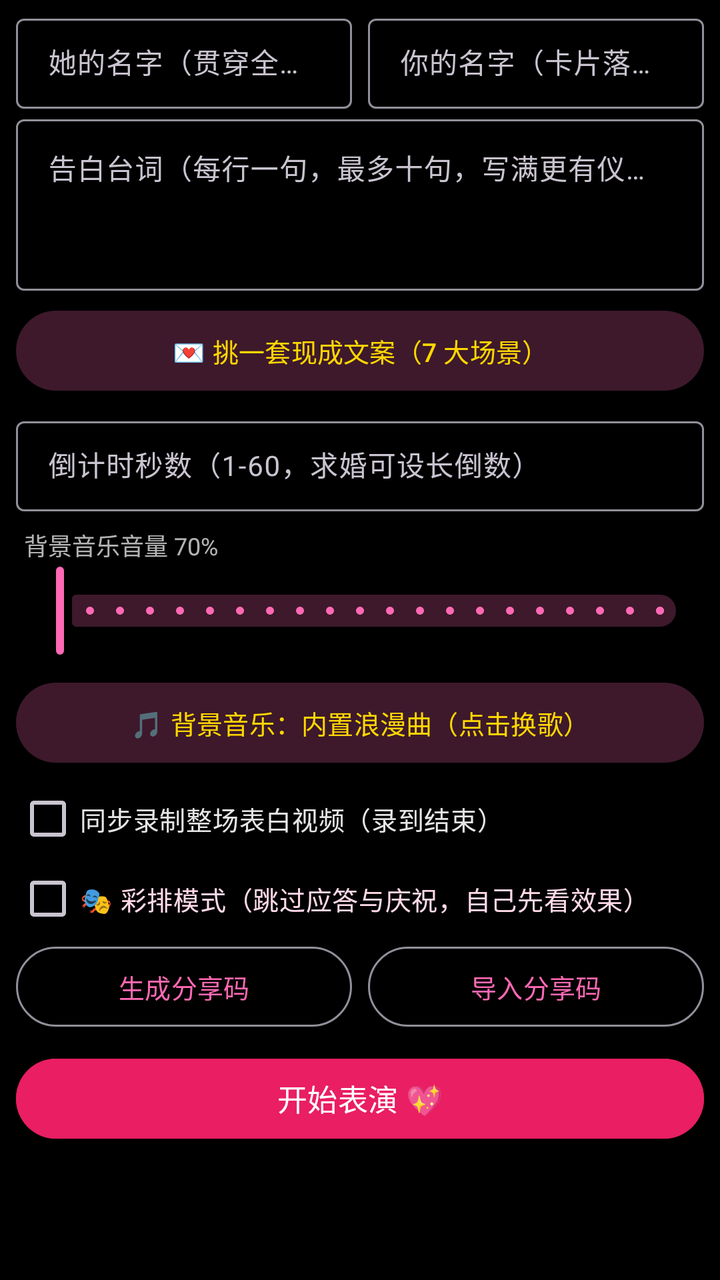
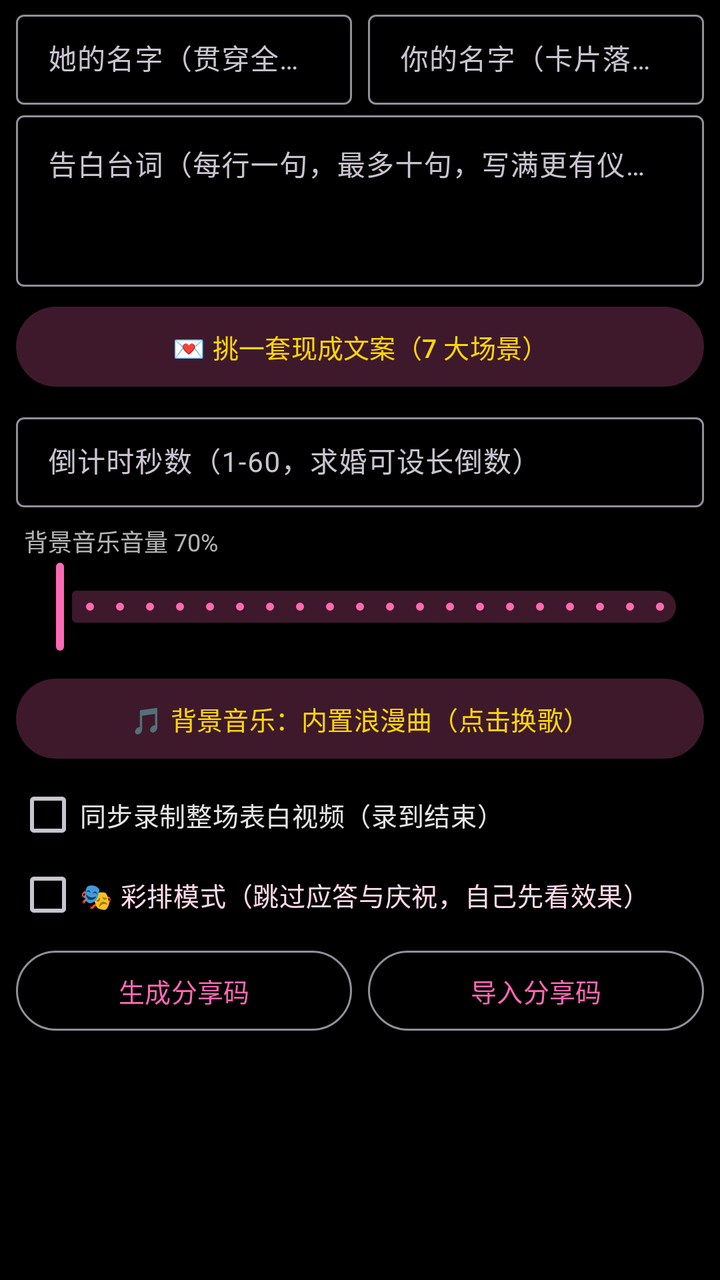

An Android layout rendered at two revisions. The XML below is the earlier revision; the diff shows what the commit changed to produce the second picture.
<!-- AndroidManifest.xml: application theme Theme.Electronic -->
<!-- res/layout/dialog_romantic_settings.xml -->
<?xml version="1.0" encoding="utf-8"?>
<ScrollView xmlns:android="http://schemas.android.com/apk/res/android"
    xmlns:app="http://schemas.android.com/apk/res-auto"
    android:layout_width="match_parent"
    android:layout_height="wrap_content"
    android:maxHeight="440dp"
    android:scrollbars="none">

    <LinearLayout
        android:layout_width="match_parent"
        android:layout_height="wrap_content"
        android:orientation="vertical"
        android:paddingHorizontal="8dp"
        android:paddingVertical="4dp">

        <LinearLayout
            android:layout_width="match_parent"
            android:layout_height="wrap_content"
            android:orientation="horizontal">

            <com.google.android.material.textfield.TextInputLayout
                android:id="@+id/til_her_name"
                style="@style/Widget.Material3.TextInputLayout.OutlinedBox.Dense"
                android:layout_width="0dp"
                android:layout_height="wrap_content"
                android:layout_weight="1"
                android:hint="她的名字（贯穿全场）">

                <com.google.android.material.textfield.TextInputEditText
                    android:id="@+id/et_her_name"
                    android:layout_width="match_parent"
                    android:layout_height="wrap_content"
                    android:inputType="text"
                    android:maxLines="1"
                    android:textColor="#FFFFFF"
                    android:textSize="14sp" />
            </com.google.android.material.textfield.TextInputLayout>

            <com.google.android.material.textfield.TextInputLayout
                android:id="@+id/til_my_name"
                style="@style/Widget.Material3.TextInputLayout.OutlinedBox.Dense"
                android:layout_width="0dp"
                android:layout_height="wrap_content"
                android:layout_marginStart="8dp"
                android:layout_weight="1"
                android:hint="你的名字（卡片落款）">

                <com.google.android.material.textfield.TextInputEditText
                    android:id="@+id/et_my_name"
                    android:layout_width="match_parent"
                    android:layout_height="wrap_content"
                    android:inputType="text"
                    android:maxLines="1"
                    android:textColor="#FFFFFF"
                    android:textSize="14sp" />
            </com.google.android.material.textfield.TextInputLayout>
        </LinearLayout>

        <com.google.android.material.textfield.TextInputLayout
            android:id="@+id/til_lines"
            style="@style/Widget.Material3.TextInputLayout.OutlinedBox"
            android:layout_width="match_parent"
            android:layout_height="wrap_content"
            android:hint="告白台词（每行一句，最多十句，写满更有仪式感）">

            <com.google.android.material.textfield.TextInputEditText
                android:id="@+id/et_lines"
                android:layout_width="match_parent"
                android:layout_height="wrap_content"
                android:gravity="top"
                android:inputType="textMultiLine"
                android:maxLines="6"
                android:minLines="3"
                android:textColor="#FFFFFF"
                android:textSize="14sp" />
        </com.google.android.material.textfield.TextInputLayout>

        <com.google.android.material.button.MaterialButton
            android:id="@+id/btn_pick_preset"
            style="@style/Widget.Material3.Button.TonalButton"
            android:layout_width="match_parent"
            android:layout_height="wrap_content"
            android:layout_marginTop="6dp"
            android:text="💌 挑一套现成文案（7 大场景）"
            android:textSize="13sp" />

        <com.google.android.material.textfield.TextInputLayout
            android:id="@+id/til_seconds"
            style="@style/Widget.Material3.TextInputLayout.OutlinedBox.Dense"
            android:layout_width="match_parent"
            android:layout_height="wrap_content"
            android:layout_marginTop="6dp"
            android:hint="倒计时秒数（1-60，求婚可设长倒数）">

            <com.google.android.material.textfield.TextInputEditText
                android:id="@+id/et_seconds"
                android:layout_width="match_parent"
                android:layout_height="wrap_content"
                android:inputType="number"
                android:textColor="#FFFFFF"
                android:textSize="14sp" />
        </com.google.android.material.textfield.TextInputLayout>

        <TextView
            android:id="@+id/tv_volume_label"
            android:layout_width="match_parent"
            android:layout_height="wrap_content"
            android:layout_marginTop="8dp"
            android:paddingStart="4dp"
            android:text="背景音乐音量 70%"
            android:textColor="#B3FFFFFF"
            android:textSize="12sp" />

        <com.google.android.material.slider.Slider
            android:id="@+id/slider_volume"
            android:layout_width="match_parent"
            android:layout_height="wrap_content"
            android:stepSize="5"
            android:valueFrom="0"
            android:valueTo="100"
            app:labelBehavior="gone" />

        <com.google.android.material.button.MaterialButton
            android:id="@+id/btn_pick_bgm"
            style="@style/Widget.Material3.Button.TonalButton"
            android:layout_width="match_parent"
            android:layout_height="wrap_content"
            android:layout_marginTop="8dp"
            android:text="🎵 背景音乐：内置浪漫曲（点击换歌）"
            android:textSize="13sp" />

        <com.google.android.material.checkbox.MaterialCheckBox
            android:id="@+id/cb_record_full"
            android:layout_width="match_parent"
            android:layout_height="wrap_content"
            android:layout_marginTop="4dp"
            android:minHeight="40dp"
            android:text="同步录制整场表白视频（录到结束）"
            android:textColor="#E6FFFFFF"
            android:textSize="13sp" />

        <com.google.android.material.checkbox.MaterialCheckBox
            android:id="@+id/cb_rehearsal"
            android:layout_width="match_parent"
            android:layout_height="wrap_content"
            android:minHeight="40dp"
            android:text="🎭 彩排模式（跳过应答与庆祝，自己先看效果）"
            android:textColor="#FFD9E8"
            android:textSize="13sp" />

        <LinearLayout
            android:layout_width="match_parent"
            android:layout_height="wrap_content"
            android:orientation="horizontal">

            <com.google.android.material.button.MaterialButton
                android:id="@+id/btn_gen_code"
                style="@style/Widget.Material3.Button.OutlinedButton"
                android:layout_width="0dp"
                android:layout_height="wrap_content"
                android:layout_weight="1"
                android:text="生成分享码"
                android:textSize="13sp" />

            <com.google.android.material.button.MaterialButton
                android:id="@+id/btn_import_code"
                style="@style/Widget.Material3.Button.OutlinedButton"
                android:layout_width="0dp"
                android:layout_height="wrap_content"
                android:layout_marginStart="8dp"
                android:layout_weight="1"
                android:text="导入分享码"
                android:textSize="13sp" />
        </LinearLayout>

        <com.google.android.material.button.MaterialButton
            android:id="@+id/btn_start"
            android:layout_width="match_parent"
            android:layout_height="wrap_content"
            android:layout_marginTop="8dp"
            android:backgroundTint="#FFE91E63"
            android:text="开始表演 💖"
            android:textSize="15sp"
            app:cornerRadius="24dp" />

    </LinearLayout>
</ScrollView>
<!-- resources referenced by this layout -->
<resources>
  <style name="Theme.Electronic" parent="Base.Theme.Electronic" />
  <style name="Base.Theme.Electronic" parent="Theme.Material3.Dark.NoActionBar">
          
          <item name="android:windowBackground">@android:color/black</item>
  
          
          <item name="colorPrimary">@color/romantic_pink</item>
          <item name="colorOnPrimary">@color/white</item>
          <item name="colorSecondary">@color/gold</item>
          <item name="colorOnSecondary">@color/black</item>
          <item name="colorSecondaryContainer">#3DFF69B4</item>
          <item name="colorOnSecondaryContainer">@color/gold</item>
          
          <item name="colorControlActivated">@color/romantic_pink</item>
          <item name="colorControlNormal">@color/text_secondary</item>
  
          
          <item name="android:statusBarColor">@android:color/transparent</item>
          <item name="android:navigationBarColor">@android:color/transparent</item>
          <item name="android:windowLightStatusBar">false</item>
  
          
          <item name="materialAlertDialogTheme">@style/RomanticDialog</item>
      </style>
  <color name="romantic_pink">#FFFF69B4</color>
  <color name="white">#FFFFFFFF</color>
  <color name="gold">#FFFFD700</color>
  <color name="black">#FF000000</color>
  <color name="text_secondary">#B3FFFFFF</color>
  <style name="RomanticDialog" parent="ThemeOverlay.Material3.MaterialAlertDialog">
          <item name="shapeAppearanceOverlay">@style/RomanticDialogShape</item>
      </style>
  <style name="RomanticDialogShape" parent="">
          <item name="cornerFamily">rounded</item>
          <item name="cornerSize">20dp</item>
      </style>
</resources>

<!-- the commit's change to res/layout/dialog_romantic_settings.xml (unified diff, before → after) -->
@@ -1,187 +1,171 @@
 <?xml version="1.0" encoding="utf-8"?>
-<ScrollView xmlns:android="http://schemas.android.com/apk/res/android"
+<LinearLayout xmlns:android="http://schemas.android.com/apk/res/android"
     xmlns:app="http://schemas.android.com/apk/res-auto"
     android:layout_width="match_parent"
     android:layout_height="wrap_content"
-    android:maxHeight="440dp"
-    android:scrollbars="none">
+    android:orientation="vertical"
+    android:paddingHorizontal="8dp"
+    android:paddingVertical="2dp">
 
     <LinearLayout
         android:layout_width="match_parent"
         android:layout_height="wrap_content"
-        android:orientation="vertical"
-        android:paddingHorizontal="8dp"
-        android:paddingVertical="4dp">
-
-        <LinearLayout
-            android:layout_width="match_parent"
-            android:layout_height="wrap_content"
-            android:orientation="horizontal">
-
-            <com.google.android.material.textfield.TextInputLayout
-                android:id="@+id/til_her_name"
-                style="@style/Widget.Material3.TextInputLayout.OutlinedBox.Dense"
-                android:layout_width="0dp"
-                android:layout_height="wrap_content"
-                android:layout_weight="1"
-                android:hint="她的名字（贯穿全场）">
-
-                <com.google.android.material.textfield.TextInputEditText
-                    android:id="@+id/et_her_name"
-                    android:layout_width="match_parent"
-                    android:layout_height="wrap_content"
-                    android:inputType="text"
-                    android:maxLines="1"
-                    android:textColor="#FFFFFF"
-                    android:textSize="14sp" />
-            </com.google.android.material.textfield.TextInputLayout>
-
-            <com.google.android.material.textfield.TextInputLayout
-                android:id="@+id/til_my_name"
-                style="@style/Widget.Material3.TextInputLayout.OutlinedBox.Dense"
-                android:layout_width="0dp"
-                android:layout_height="wrap_content"
-                android:layout_marginStart="8dp"
-                android:layout_weight="1"
-                android:hint="你的名字（卡片落款）">
-
-                <com.google.android.material.textfield.TextInputEditText
-                    android:id="@+id/et_my_name"
-                    android:layout_width="match_parent"
-                    android:layout_height="wrap_content"
-                    android:inputType="text"
-                    android:maxLines="1"
-                    android:textColor="#FFFFFF"
-                    android:textSize="14sp" />
-            </com.google.android.material.textfield.TextInputLayout>
-        </LinearLayout>
+        android:orientation="horizontal">
 
         <com.google.android.material.textfield.TextInputLayout
-            android:id="@+id/til_lines"
-            style="@style/Widget.Material3.TextInputLayout.OutlinedBox"
-            android:layout_width="match_parent"
+            android:id="@+id/til_her_name"
+            style="@style/Widget.Material3.TextInputLayout.OutlinedBox.Dense"
+            android:layout_width="0dp"
             android:layout_height="wrap_content"
-            android:hint="告白台词（每行一句，最多十句，写满更有仪式感）">
+            android:layout_weight="1"
+            android:hint="她的名字（贯穿全场）">
 
             <com.google.android.material.textfield.TextInputEditText
-                android:id="@+id/et_lines"
+                android:id="@+id/et_her_name"
                 android:layout_width="match_parent"
                 android:layout_height="wrap_content"
-                android:gravity="top"
-                android:inputType="textMultiLine"
-                android:maxLines="6"
-                android:minLines="3"
+                android:inputType="text"
+                android:maxLines="1"
                 android:textColor="#FFFFFF"
                 android:textSize="14sp" />
         </com.google.android.material.textfield.TextInputLayout>
 
-        <com.google.android.material.button.MaterialButton
-            android:id="@+id/btn_pick_preset"
-            style="@style/Widget.Material3.Button.TonalButton"
-            android:layout_width="match_parent"
+        <com.google.android.material.textfield.TextInputLayout
+            android:id="@+id/til_my_name"
+            style="@style/Widget.Material3.TextInputLayout.OutlinedBox.Dense"
+            android:layout_width="0dp"
             android:layout_height="wrap_content"
-            android:layout_marginTop="6dp"
-            android:text="💌 挑一套现成文案（7 大场景）"
-            android:textSize="13sp" />
-
-        <com.google.android.material.textfield.TextInputLayout
-            android:id="@+id/til_seconds"
-            style="@style/Widget.Material3.TextInputLayout.OutlinedBox.Dense"
-            android:layout_width="match_parent"
-            android:layout_height="wrap_content"
-            android:layout_marginTop="6dp"
-            android:hint="倒计时秒数（1-60，求婚可设长倒数）">
+            android:layout_marginStart="8dp"
+            android:layout_weight="1"
+            android:hint="你的名字（卡片落款）">
 
             <com.google.android.material.textfield.TextInputEditText
-                android:id="@+id/et_seconds"
+                android:id="@+id/et_my_name"
                 android:layout_width="match_parent"
                 android:layout_height="wrap_content"
-                android:inputType="number"
+                android:inputType="text"
+                android:maxLines="1"
                 android:textColor="#FFFFFF"
                 android:textSize="14sp" />
         </com.google.android.material.textfield.TextInputLayout>
+    </LinearLayout>
 
-        <TextView
-            android:id="@+id/tv_volume_label"
+    <com.google.android.material.textfield.TextInputLayout
+        android:id="@+id/til_lines"
+        style="@style/Widget.Material3.TextInputLayout.OutlinedBox"
+        android:layout_width="match_parent"
+        android:layout_height="wrap_content"
+        android:hint="告白台词（每行一句，最多十句，写满更有仪式感）">
+
+        <com.google.android.material.textfield.TextInputEditText
+            android:id="@+id/et_lines"
             android:layout_width="match_parent"
             android:layout_height="wrap_content"
-            android:layout_marginTop="8dp"
-            android:paddingStart="4dp"
-            android:text="背景音乐音量 70%"
-            android:textColor="#B3FFFFFF"
-            android:textSize="12sp" />
+            android:gravity="top"
+            android:inputType="textMultiLine"
+            android:maxLines="6"
+            android:minLines="3"
+            android:textColor="#FFFFFF"
+            android:textSize="14sp" />
+    </com.google.android.material.textfield.TextInputLayout>
 
-        <com.google.android.material.slider.Slider
-            android:id="@+id/slider_volume"
+    <com.google.android.material.button.MaterialButton
+        android:id="@+id/btn_pick_preset"
+        style="@style/Widget.Material3.Button.TonalButton"
+        android:layout_width="match_parent"
+        android:layout_height="wrap_content"
+        android:layout_marginTop="6dp"
+        android:text="💌 挑一套现成文案（7 大场景）"
+        android:textSize="13sp" />
+
+    <com.google.android.material.textfield.TextInputLayout
+        android:id="@+id/til_seconds"
+        style="@style/Widget.Material3.TextInputLayout.OutlinedBox.Dense"
+        android:layout_width="match_parent"
+        android:layout_height="wrap_content"
+        android:layout_marginTop="6dp"
+        android:hint="倒计时秒数（1-60，求婚可设长倒数）">
+
+        <com.google.android.material.textfield.TextInputEditText
+            android:id="@+id/et_seconds"
             android:layout_width="match_parent"
             android:layout_height="wrap_content"
-            android:stepSize="5"
-            android:valueFrom="0"
-            android:valueTo="100"
-            app:labelBehavior="gone" />
+            android:inputType="number"
+            android:textColor="#FFFFFF"
+            android:textSize="14sp" />
+    </com.google.android.material.textfield.TextInputLayout>
+
+    <TextView
+        android:id="@+id/tv_volume_label"
+        android:layout_width="match_parent"
+        android:layout_height="wrap_content"
+        android:layout_marginTop="8dp"
+        android:paddingStart="4dp"
+        android:text="背景音乐音量 70%"
+        android:textColor="#B3FFFFFF"
+        android:textSize="12sp" />
+
+    <com.google.android.material.slider.Slider
+        android:id="@+id/slider_volume"
+        android:layout_width="match_parent"
+        android:layout_height="wrap_content"
+        android:stepSize="5"
+        android:valueFrom="0"
+        android:valueTo="100"
+        app:labelBehavior="gone" />
+
+    <com.google.android.material.button.MaterialButton
+        android:id="@+id/btn_pick_bgm"
+        style="@style/Widget.Material3.Button.TonalButton"
+        android:layout_width="match_parent"
+        android:layout_height="wrap_content"
+        android:layout_marginTop="8dp"
+        android:text="🎵 背景音乐：内置浪漫曲（点击换歌）"
+        android:textSize="13sp" />
+
+    <com.google.android.material.checkbox.MaterialCheckBox
+        android:id="@+id/cb_record_full"
+        android:layout_width="match_parent"
+        android:layout_height="wrap_content"
+        android:layout_marginTop="4dp"
+        android:minHeight="40dp"
+        android:text="同步录制整场表白视频（录到结束）"
+        android:textColor="#E6FFFFFF"
+        android:textSize="13sp" />
+
+    <com.google.android.material.checkbox.MaterialCheckBox
+        android:id="@+id/cb_rehearsal"
+        android:layout_width="match_parent"
+        android:layout_height="wrap_content"
+        android:minHeight="40dp"
+        android:text="🎭 彩排模式（跳过应答与庆祝，自己先看效果）"
+        android:textColor="#FFD9E8"
+        android:textSize="13sp" />
+
+    <LinearLayout
+        android:layout_width="match_parent"
+        android:layout_height="wrap_content"
+        android:layout_marginTop="4dp"
+        android:orientation="horizontal">
 
         <com.google.android.material.button.MaterialButton
-            android:id="@+id/btn_pick_bgm"
-            style="@style/Widget.Material3.Button.TonalButton"
-            android:layout_width="match_parent"
+            android:id="@+id/btn_gen_code"
+            style="@style/Widget.Material3.Button.OutlinedButton"
+            android:layout_width="0dp"
             android:layout_height="wrap_content"
-            android:layout_marginTop="8dp"
-            android:text="🎵 背景音乐：内置浪漫曲（点击换歌）"
+            android:layout_weight="1"
+            android:text="生成分享码"
             android:textSize="13sp" />
 
-        <com.google.android.material.checkbox.MaterialCheckBox
-            android:id="@+id/cb_record_full"
-            android:layout_width="match_parent"
+        <com.google.android.material.button.MaterialButton
+            android:id="@+id/btn_import_code"
+            style="@style/Widget.Material3.Button.OutlinedButton"
+            android:layout_width="0dp"
             android:layout_height="wrap_content"
-            android:layout_marginTop="4dp"
-            android:minHeight="40dp"
-            android:text="同步录制整场表白视频（录到结束）"
-            android:textColor="#E6FFFFFF"
+            android:layout_marginStart="8dp"
+            android:layout_weight="1"
+            android:text="导入分享码"
             android:textSize="13sp" />
+    </LinearLayout>
 
-        <com.google.android.material.checkbox.MaterialCheckBox
-            android:id="@+id/cb_rehearsal"
-            android:layout_width="match_parent"
-            android:layout_height="wrap_content"
-            android:minHeight="40dp"
-            android:text="🎭 彩排模式（跳过应答与庆祝，自己先看效果）"
-            android:textColor="#FFD9E8"
-            android:textSize="13sp" />
-
-        <LinearLayout
-            android:layout_width="match_parent"
-            android:layout_height="wrap_content"
-            android:orientation="horizontal">
-
-            <com.google.android.material.button.MaterialButton
-                android:id="@+id/btn_gen_code"
-                style="@style/Widget.Material3.Button.OutlinedButton"
-                android:layout_width="0dp"
-                android:layout_height="wrap_content"
-                android:layout_weight="1"
-                android:text="生成分享码"
-                android:textSize="13sp" />
-
-            <com.google.android.material.button.MaterialButton
-                android:id="@+id/btn_import_code"
-                style="@style/Widget.Material3.Button.OutlinedButton"
-                android:layout_width="0dp"
-                android:layout_height="wrap_content"
-                android:layout_marginStart="8dp"
-                android:layout_weight="1"
-                android:text="导入分享码"
-                android:textSize="13sp" />
-        </LinearLayout>
-
-        <com.google.android.material.button.MaterialButton
-            android:id="@+id/btn_start"
-            android:layout_width="match_parent"
-            android:layout_height="wrap_content"
-            android:layout_marginTop="8dp"
-            android:backgroundTint="#FFE91E63"
-            android:text="开始表演 💖"
-            android:textSize="15sp"
-            app:cornerRadius="24dp" />
-
-    </LinearLayout>
-</ScrollView>
+</LinearLayout>
